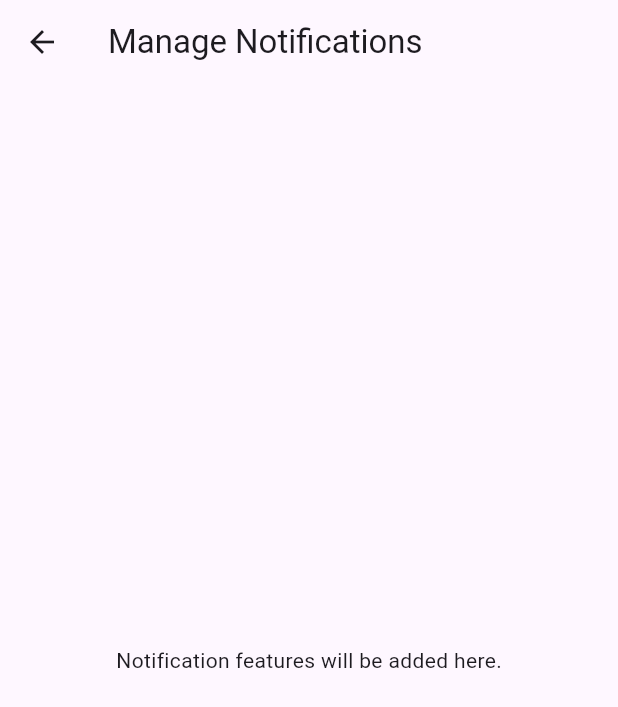
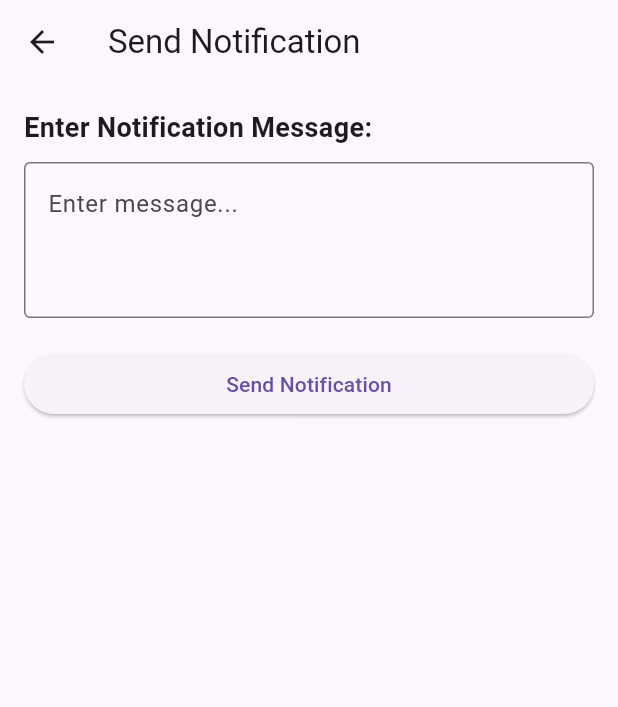
Before and after one commit to redowansami/ParkKoro, a Flutter app: the AdminPage screen opened directly with empty values, after a tap on "Notifications", on a phone screen of 412 x 824 dp. Shown: the top 707 px of the screen. Run offline on Flutter 3.47's test engine with Material 3 defaults, Android fonts, the light colour scheme and no system bars.

Commit message:
notification functionality added

```diff
--- /dev/null
+++ b/frontend/login_app/lib/View/admin/send_notification_screen.dart
@@ -0,0 +1,88 @@
+import 'package:flutter/material.dart';
+import 'package:http/http.dart' as http;
+import 'dart:convert';
+
+class SendNotificationScreen extends StatefulWidget {
+  const SendNotificationScreen({super.key});
+
+  @override
+  _SendNotificationScreenState createState() => _SendNotificationScreenState();
+}
+
+class _SendNotificationScreenState extends State<SendNotificationScreen> {
+  final TextEditingController _messageController = TextEditingController();
+  bool _isSending = false;
+
+  Future<void> _sendNotification() async {
+    if (_messageController.text.isEmpty) {
+      ScaffoldMessenger.of(context).showSnackBar(
+        const SnackBar(content: Text('Message cannot be empty')),
+      );
+      return;
+    }
+
+    setState(() {
+      _isSending = true;
+    });
+
+    try {
+      final response = await http.post(
+        Uri.parse('http://127.0.0.1:5000/notifications/send'),
+        headers: {"Content-Type": "application/json"},
+        body: jsonEncode({"message_content": _messageController.text}),
+      );
+
+      if (response.statusCode == 201) {
+        ScaffoldMessenger.of(context).showSnackBar(
+          const SnackBar(content: Text('Notification sent successfully!')),
+        );
+        _messageController.clear();
+      } else {
+        ScaffoldMessenger.of(context).showSnackBar(
+          SnackBar(content: Text('Failed to send notification: ${response.body}')),
+        );
+      }
+    } catch (e) {
+      ScaffoldMessenger.of(context).showSnackBar(
+        SnackBar(content: Text('Error: $e')),
+      );
+    } finally {
+      setState(() {
+        _isSending = false;
+      });
+    }
+  }
+
+  @override
+  Widget build(BuildContext context) {
+    return Scaffold(
+      appBar: AppBar(title: const Text('Send Notification')),
+      body: Padding(
+        padding: const EdgeInsets.all(16.0),
+        child: Column(
+          crossAxisAlignment: CrossAxisAlignment.start,
+          children: [
+            const Text('Enter Notification Message:', style: TextStyle(fontSize: 18, fontWeight: FontWeight.bold)),
+            const SizedBox(height: 10),
+            TextField(
+              controller: _messageController,
+              maxLines: 3,
+              decoration: InputDecoration(
+                hintText: 'Enter message...',
+                border: OutlineInputBorder(),
+              ),
+            ),
+            const SizedBox(height: 20),
+            SizedBox(
+              width: double.infinity,
+              child: ElevatedButton(
+                onPressed: _isSending ? null : _sendNotification,
+                child: _isSending ? const CircularProgressIndicator() : const Text('Send Notification'),
+              ),
+            ),
+          ],
+        ),
+      ),
+    );
+  }
+}
--- a/frontend/login_app/lib/View/admin_page.dart
+++ b/frontend/login_app/lib/View/admin_page.dart
@@ -2,6 +2,7 @@ import 'package:flutter/material.dart';
 import 'package:login_app/View/admin/manage_listing_screen.dart';
 import 'package:login_app/View/admin/manage_users_screen.dart';
 import 'package:login_app/View/admin/review_requests_screen.dart';
+import 'package:login_app/View/admin/send_notification_screen.dart';
 import 'login_page.dart';
 
 class AdminPage extends StatefulWidget {
@@ -84,8 +85,8 @@ class _AdminPageState extends State<AdminPage> {
               context,
               icon: Icons.report,
               title: 'Notifications',
-              subtitle: 'View reports & send alerts',
-              navigateTo: const ManageNotificationsScreen(),
+              subtitle: 'Send alerts',
+              navigateTo: const SendNotificationScreen(),
 
             ),
             _buildDashboardCard(
--- a/frontend/login_app/lib/View/space_owner_page.dart
+++ b/frontend/login_app/lib/View/space_owner_page.dart
@@ -2,6 +2,7 @@ import 'package:flutter/material.dart';
 import 'package:login_app/View/login_page.dart';
 import 'package:login_app/View/spaceOwner/add_listing_screen.dart';
 import 'package:login_app/View/spaceOwner/edit_listing_screen.dart';
+import 'package:login_app/View/view_notification_screen.dart';
 
 class SpaceOwnerPage extends StatefulWidget {
   final String username;
@@ -87,7 +88,10 @@ class _SpaceOwnerPageState extends State<SpaceOwnerPage> {
               title: 'Notification',
               description: 'Update your personal details.',
               onTap: () {
-                // Add logic for editing profile
+                Navigator.push(
+                  context,
+                  MaterialPageRoute(builder: (context) => const ViewNotificationScreen()),
+                );
               },
             ),
             _buildSection(
```
Also changed, not shown: frontend/login_app/lib/View/vehicle_owner_page.dart (+7 -1 lines), frontend/login_app/lib/View/view_notification_screen.dart (added, +78 -0 lines), 3 other files.
